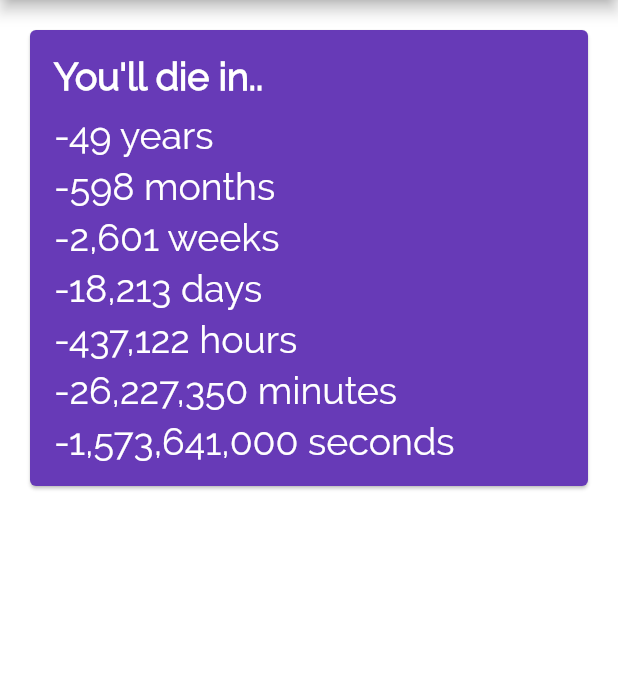
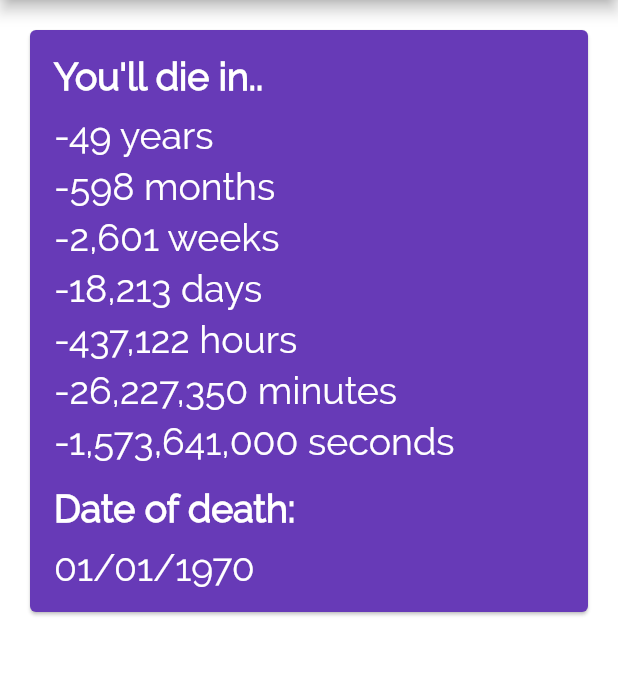
Before and after one commit to lukasschneiderapps/death_timer, a Flutter app: the screen it shows after launch, on a phone screen of 412 x 824 dp, the part 84-760 px from its top. Run offline on Flutter 3.47's test engine with Material 2 defaults, Android fonts, the phone set to English and light mode, and no system bars; our stand-ins replace jiffy, shared_preferences.

Commit message:
fixes #2

```diff
--- a/lib/routes/main_route.dart
+++ b/lib/routes/main_route.dart
@@ -12,6 +12,7 @@ class MainRoute extends StatefulWidget {
 
 class MainRouteState extends State<MainRoute> {
   Duration timeLeftToLiveDuration;
+  DateTime dateOfDeath;
 
   @override
   void initState() {
@@ -28,6 +29,7 @@ class MainRouteState extends State<MainRoute> {
 
     setState(() {
       timeLeftToLiveDuration = tmpTimeLeftToLiveDuration;
+      dateOfDeath  = DateUtils.calculateDateOfDeath(timeLeftToLiveDuration);
     });
   }
 
@@ -111,6 +113,20 @@ class MainRouteState extends State<MainRoute> {
                                       NumberText(
                                           timeLeftToLiveDuration.inSeconds,
                                           "seconds"),
+                                SizedBox(height: 16),
+                                      Text(
+                                        "Date of death:",
+                                        style: TextStyle(
+                                            color: Colors.white,
+                                            fontWeight: FontWeight.w600,
+                                            fontSize: 25),
+                                      ),
+                                      SizedBox(height: 10),
+                                      Text(DateFormat("dd/MM/yyyy").format(dateOfDeath),
+                                          style: TextStyle(
+                                              color: Colors.white,
+                                              fontWeight: FontWeight.w200,
+                                              fontSize: 25))
                                     ]),
                         )),
                   ],
--- a/lib/ui/date_utils.dart
+++ b/lib/ui/date_utils.dart
@@ -11,4 +11,8 @@ class DateUtils {
         minutes: lifeDuration.inMinutes - alreadyLivedDuration.inMinutes);
   }
 
+  static DateTime calculateDateOfDeath(Duration timeLeftToLive) {
+    return DateTime.now().add(timeLeftToLive);
+  }
+
 }
```
